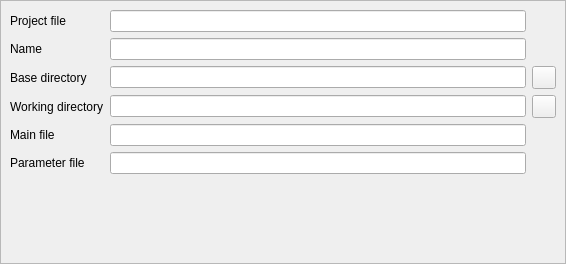
This is src/file/projectedit.ui in GAMS-dev/studio as Qt 5 draws it before an edit. The edited form follows.
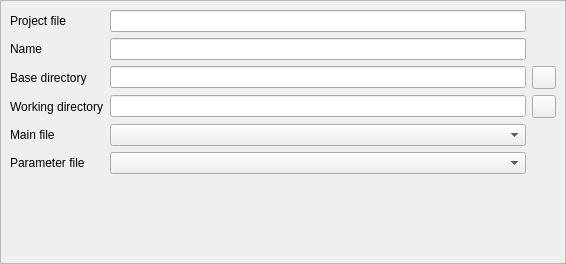
This is the edited form. Icons and pictures are not drawn.

Commit message: added comboboxes for main-file and parameter-file to project-edit

Diff of the .ui file:
```diff
--- a/src/file/projectedit.ui
+++ b/src/file/projectedit.ui
@@ -114,15 +114,9 @@
         </property>
        </widget>
       </item>
-      <item row="4" column="1">
-       <widget class="QLineEdit" name="edMainGms"/>
-      </item>
       <item row="0" column="1">
        <widget class="QLineEdit" name="edProjectFile"/>
       </item>
-      <item row="5" column="1">
-       <widget class="QLineEdit" name="edPfFile"/>
-      </item>
       <item row="5" column="0">
        <widget class="QLabel" name="laPfFile">
         <property name="text">
@@ -130,6 +124,12 @@
         </property>
        </widget>
       </item>
+      <item row="5" column="1">
+       <widget class="QComboBox" name="cbPfFile"/>
+      </item>
+      <item row="4" column="1">
+       <widget class="QComboBox" name="cbMainFile"/>
+      </item>
      </layout>
     </widget>
    </item>
```
Left out of the diff: 1 changed line with no effect on the pictures. The commit also changes 6 other files.
